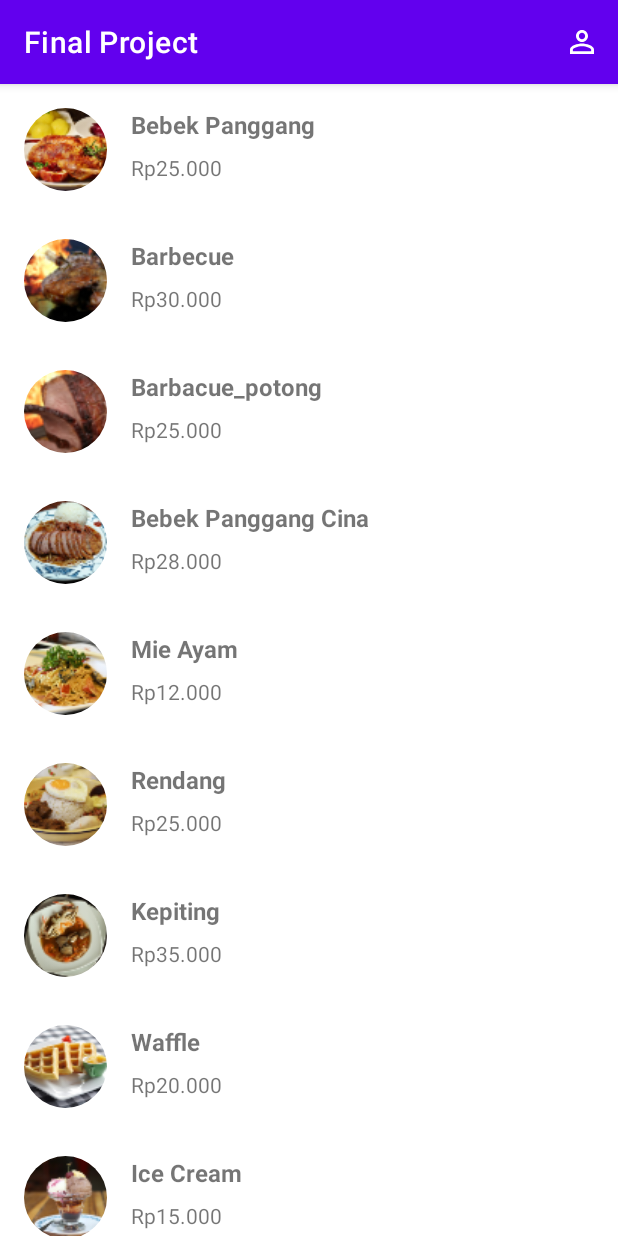
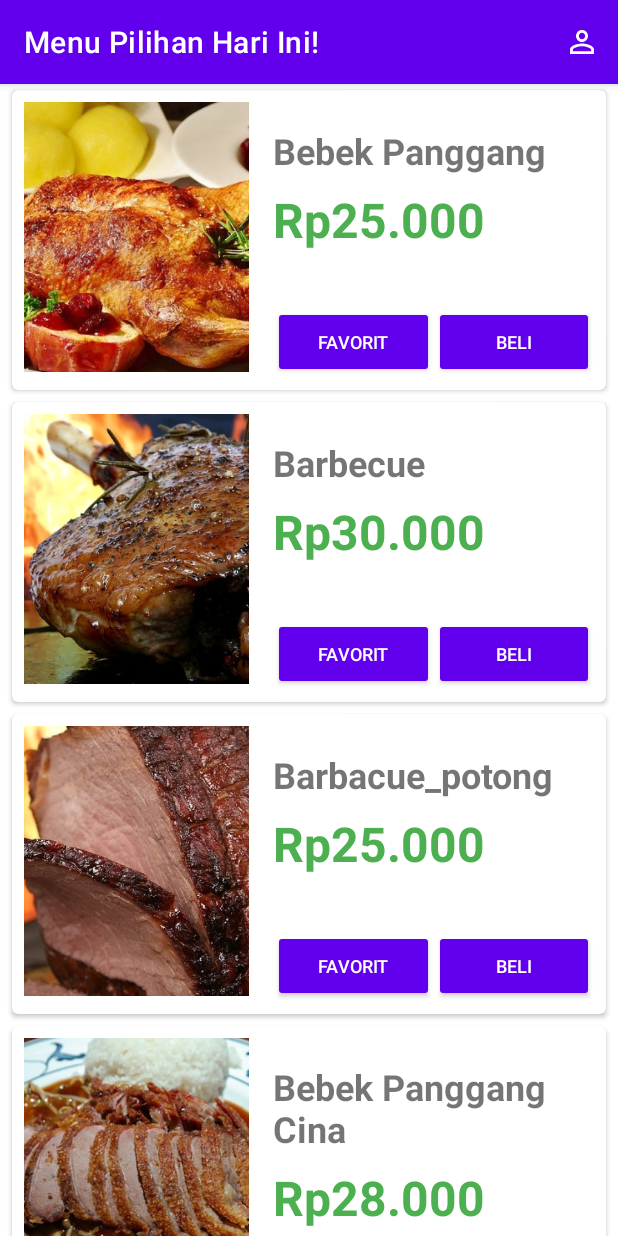
Before and after one commit to imadeekosatria/Android-Courses-DCoding, an Android app: the screen it shows after launch (MainActivity), on a phone screen of 412 x 824 dp. Run offline under Robolectric (Android 15) with nearby library versions, the phone set to English and light mode, and no system bars.

Commit message:
Change to CardView

```diff
--- /dev/null
+++ b/Final_Project/app/src/main/java/com/example/finalproject/CardFoodAdapter.kt
@@ -0,0 +1,45 @@
+package com.example.finalproject
+
+import android.view.LayoutInflater
+import android.view.View
+import android.view.ViewGroup
+import android.widget.Button
+import android.widget.ImageView
+import android.widget.TextView
+import android.widget.Toast
+import androidx.recyclerview.widget.RecyclerView
+import com.bumptech.glide.Glide
+import com.bumptech.glide.request.RequestOptions
+
+class CardFoodAdapter(private val listFood: ArrayList<Food>): RecyclerView.Adapter<CardFoodAdapter.CardViewViewHolder>() {
+    override fun onCreateViewHolder(parent: ViewGroup, viewType: Int): CardFoodAdapter.CardViewViewHolder {
+        val view: View = LayoutInflater.from(parent.context).inflate(R.layout.item_cardview_food, parent, false)
+        return CardViewViewHolder(view)
+    }
+
+    override fun onBindViewHolder(holder: CardFoodAdapter.CardViewViewHolder, position: Int) {
+        val food = listFood[position]
+        Glide.with(holder.itemView.context)
+            .load(food.photo)
+            .apply(RequestOptions().override(350,550))
+            .into(holder.imgItem)
+
+        holder.name.text = food.name
+        holder.harga.text = food.price
+        holder.btnFavorite.setOnClickListener{ Toast.makeText(holder.itemView.context, "Favorite " +listFood[holder.adapterPosition].name, Toast.LENGTH_SHORT).show()}
+        holder.btnBuy.setOnClickListener { Toast.makeText(holder.itemView.context, "Berhasil Membeli " + listFood[holder.adapterPosition].name, Toast.LENGTH_SHORT).show() }
+        holder.itemView.setOnClickListener{ Toast.makeText(holder.itemView.context, " " +listFood[holder.adapterPosition].name, Toast.LENGTH_SHORT).show()}
+    }
+
+    override fun getItemCount(): Int {
+        return listFood.size
+    }
+
+    inner class CardViewViewHolder(itemView: View) : RecyclerView.ViewHolder(itemView) {
+        var imgItem: ImageView = itemView.findViewById(R.id.item_photo)
+        var name: TextView = itemView.findViewById(R.id.nama_item)
+        var harga: TextView = itemView.findViewById(R.id.harga_item)
+        var btnFavorite: Button = itemView.findViewById(R.id.favorite)
+        var btnBuy: Button = itemView.findViewById(R.id.buy)
+    }
+}
--- a/Final_Project/app/src/main/java/com/example/finalproject/MainActivity.kt
+++ b/Final_Project/app/src/main/java/com/example/finalproject/MainActivity.kt
@@ -13,7 +13,7 @@ class MainActivity : AppCompatActivity() {
     private lateinit var rvFood: RecyclerView
     private var list: ArrayList<Food> = arrayListOf()
 
-    //Home
+    //Main
     override fun onCreate(savedInstanceState: Bundle?) {
         super.onCreate(savedInstanceState)
         setContentView(R.layout.activity_main)
@@ -22,20 +22,21 @@ class MainActivity : AppCompatActivity() {
         rvFood.setHasFixedSize(true)
 
         list.addAll(FoodData.listData)
-        tampilview()
+        showcardFood()
+    }
+    //CardView
+    private fun showcardFood(){
+        rvFood.layoutManager = LinearLayoutManager(this)
+        val cardFoodAdapter = CardFoodAdapter(list)
+        rvFood.adapter = cardFoodAdapter
     }
 
-    private fun tampilview(){
-        rvFood.layoutManager = LinearLayoutManager(this)
-        val listFoodAdapter = ListFoodAdapter(list)
-        rvFood.adapter = listFoodAdapter
-    }
-    //about
+    //About
     override fun onCreateOptionsMenu(menu: Menu?): Boolean {
         menuInflater.inflate(R.menu.about,menu)
         return super.onCreateOptionsMenu(menu)
     }
-
+    //Move Activity
     override fun onOptionsItemSelected(item: MenuItem): Boolean {
         when(item.itemId){
             R.id.nav_about ->{
--- /dev/null
+++ b/Final_Project/app/src/main/res/layout/item_cardview_food.xml
@@ -0,0 +1,87 @@
+<?xml version="1.0" encoding="utf-8"?>
+<androidx.cardview.widget.CardView xmlns:android="http://schemas.android.com/apk/res/android"
+    xmlns:card_view="http://schemas.android.com/apk/res-auto"
+    xmlns:tools="http://schemas.android.com/tools"
+    android:id="@+id/card_view"
+    android:layout_width="match_parent"
+    android:layout_height="wrap_content"
+    android:layout_gravity="center"
+    android:layout_marginLeft="8dp"
+    android:layout_marginTop="4dp"
+    android:layout_marginRight="8dp"
+    android:layout_marginBottom="4dp"
+    card_view:cardCornerRadius="4dp">
+
+    <RelativeLayout
+        android:layout_width="match_parent"
+        android:layout_height="200dp"
+        android:padding="8dp">
+
+        <ImageView
+            android:id="@+id/item_photo"
+            android:layout_width="150dp"
+            android:layout_height="220dp"
+            android:layout_marginBottom="4dp"
+            android:scaleType="centerCrop"
+            tools:src="@tools:sample/avatars"/>
+        <TextView
+            android:id="@+id/nama_item"
+            android:layout_width="match_parent"
+            android:layout_height="wrap_content"
+            android:layout_marginLeft="16dp"
+            android:layout_marginRight="16dp"
+            android:layout_marginTop="16dp"
+            android:layout_marginBottom="8dp"
+            android:layout_toEndOf="@id/item_photo"
+            android:layout_toRightOf="@id/item_photo"
+            android:textSize="24sp"
+            android:textStyle="bold"
+            tools:text="@string/food_name"/>
+
+        <TextView
+            android:id="@+id/harga_item"
+            android:layout_width="match_parent"
+            android:layout_height="match_parent"
+            android:layout_above="@+id/layout_button"
+            android:layout_below="@id/nama_item"
+            android:layout_marginLeft="16dp"
+            android:layout_marginRight="16dp"
+            android:layout_toEndOf="@id/item_photo"
+            android:layout_toRightOf="@id/item_photo"
+            android:ellipsize="end"
+            android:textSize="32sp"
+            android:textStyle="bold"
+            android:textColor="#4CAF50"
+            tools:text="@string/harga"/>
+        <LinearLayout
+            android:id="@+id/layout_button"
+            android:layout_width="match_parent"
+            android:layout_height="wrap_content"
+            android:layout_alignParentBottom="true"
+            android:layout_marginStart="16dp"
+            android:layout_marginLeft="16dp"
+            android:layout_toEndOf="@id/item_photo"
+            android:layout_toRightOf="@id/item_photo"
+            android:orientation="horizontal">
+
+            <Button
+                android:id="@+id/favorite"
+                style="@style/Widget.AppCompat.Button.Colored"
+                android:layout_width="match_parent"
+                android:layout_height="wrap_content"
+                android:layout_weight="1"
+                android:text="@string/favorit"
+                android:textSize="12sp"/>
+
+            <Button
+                android:id="@+id/buy"
+                style="@style/Widget.AppCompat.Button.Colored"
+                android:layout_width="match_parent"
+                android:layout_height="wrap_content"
+                android:layout_weight="1"
+                android:text="Beli"
+                android:textSize="12sp"/>
+        </LinearLayout>
+    </RelativeLayout>
+
+</androidx.cardview.widget.CardView>
--- a/Final_Project/app/src/main/res/layout/item_row_food.xml
+++ b/Final_Project/app/src/main/res/layout/item_row_food.xml
@@ -6,12 +6,13 @@
     android:layout_height="wrap_content"
     android:padding="16dp">
 
-    <de.hdodenhof.circleimageview.CircleImageView
+    <ImageView
         android:id="@+id/item_photo"
         android:layout_width="55dp"
         android:layout_height="55dp"
         android:layout_marginEnd="16dp"
-        tools:src="@tools:sample/avatars"/>
+        tools:src="@tools:sample/avatars"
+        android:contentDescription="@string/itemimg" />
 
     <LinearLayout
         android:layout_width="match_parent"
--- a/Final_Project/app/src/main/res/values/strings.xml
+++ b/Final_Project/app/src/main/res/values/strings.xml
@@ -1,8 +1,10 @@
 <resources>
-    <string name="app_name">Final Project</string>
+    <string name="app_name">Menu Pilihan Hari Ini!</string>
     <string name="food_name">Nama Makanan</string>
     <string name="harga">Harga</string>
     <string name="about">about</string>
     <string name="nama">I Made Eko Satria Wiguna</string>
     <string name="email">imadeekosatriawiguna@gmail.com</string>
+    <string name="itemimg">itemImg</string>
+    <string name="favorit">Favorit</string>
 </resources>
```
